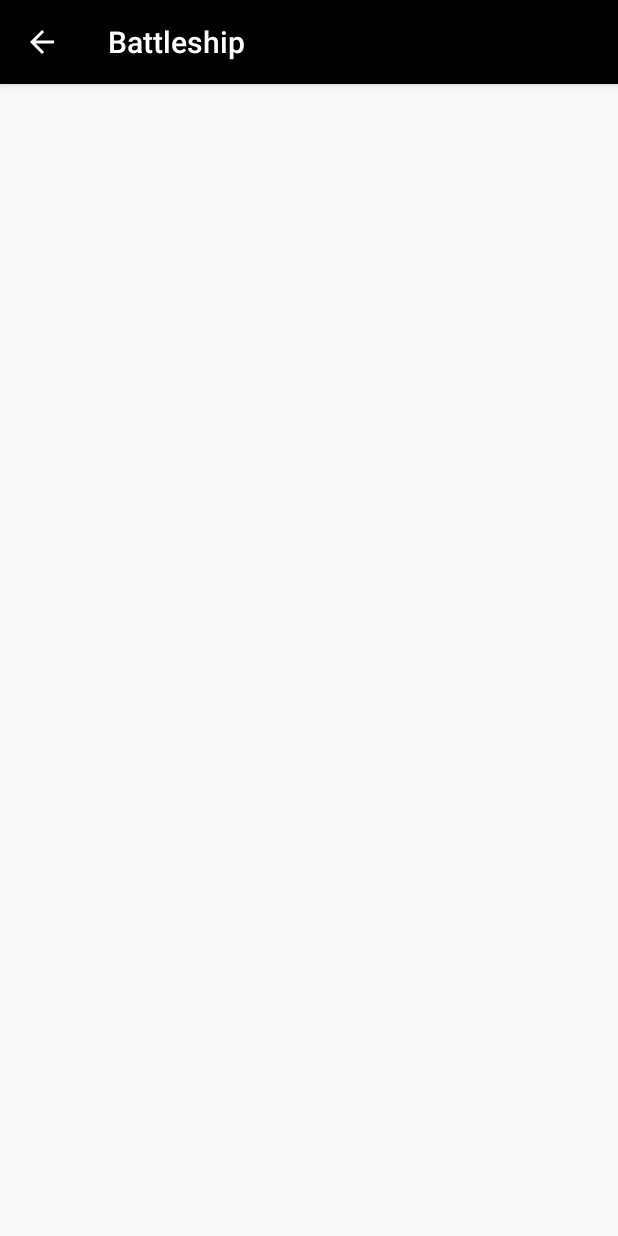
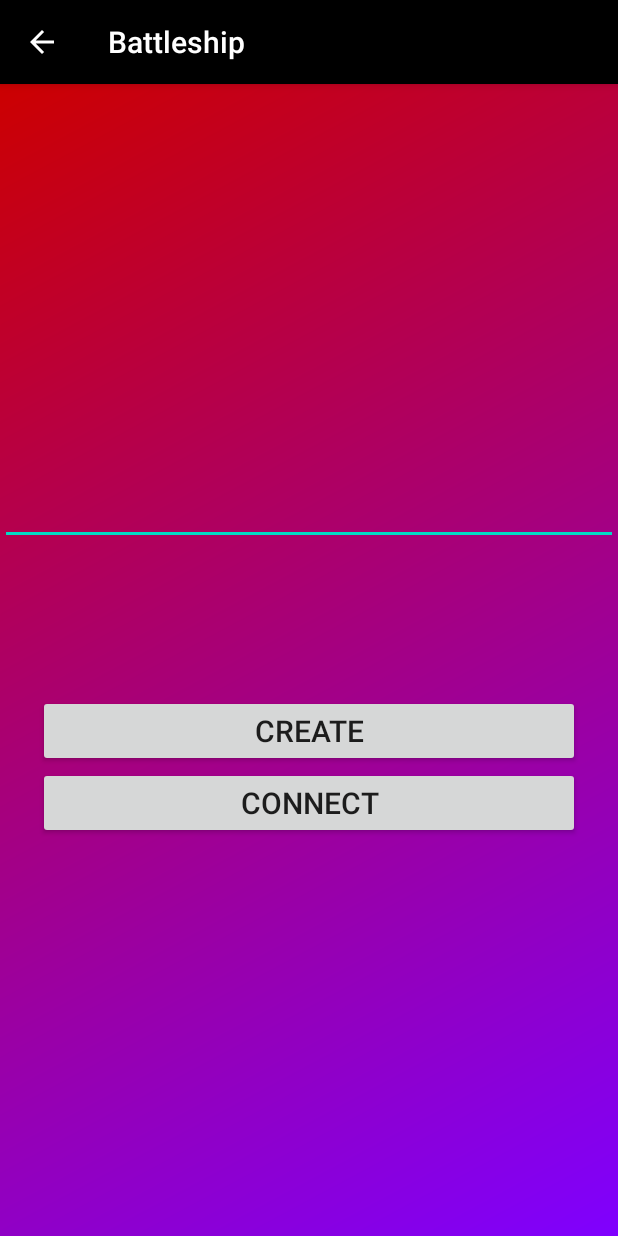
Before and after one commit to ShevchenyaIlya/Battleship, an Android app: the ConnectionActivity screen opened directly, with no data from a screen before it, on a phone screen of 412 x 824 dp. Run offline under Robolectric (Android 15) with nearby library versions, the phone set to English and light mode, and no system bars.

Commit message:
Added view for new activity, connection between users

```diff
--- a/app/src/main/res/layout/activity_connection.xml
+++ b/app/src/main/res/layout/activity_connection.xml
@@ -1,6 +1,41 @@
 <?xml version="1.0" encoding="utf-8"?>
-<androidx.constraintlayout.widget.ConstraintLayout
-    xmlns:android="http://schemas.android.com/apk/res/android" android:layout_width="match_parent"
-    android:layout_height="match_parent">
+<LinearLayout
+    xmlns:android="http://schemas.android.com/apk/res/android"
+    xmlns:app="http://schemas.android.com/apk/res-auto"
+    xmlns:tools="http://schemas.android.com/tools"
+    android:layout_width="match_parent"
+    android:layout_height="match_parent"
+    android:background="@drawable/gradient"
+    android:orientation="vertical"
+    android:layout_gravity="center"
+    android:gravity="center">
 
-</androidx.constraintlayout.widget.ConstraintLayout>
+    <EditText
+        android:id="@+id/keyField"
+        android:layout_width="match_parent"
+        android:layout_height="wrap_content"
+        android:autofillHints="Login/Email"
+        android:inputType="textEmailAddress"
+        android:textAlignment="center"
+        android:textSize="16sp"/>
+
+    <Button
+        android:layout_width="match_parent"
+        android:layout_height="wrap_content"
+        android:layout_gravity="end"
+        android:layout_marginStart="25dp"
+        android:layout_marginEnd="25dp"
+        android:text="@string/create"
+        android:layout_marginTop="100dp"
+        android:textSize="20sp"
+        android:onClick="createConnect"/>
+    <Button
+        android:layout_width="match_parent"
+        android:layout_height="wrap_content"
+        android:layout_gravity="end"
+        android:layout_marginStart="25dp"
+        android:layout_marginEnd="25dp"
+        android:text="@string/connect"
+        android:textSize="20sp"
+        android:onClick="Connect"/>
+</LinearLayout>
```
